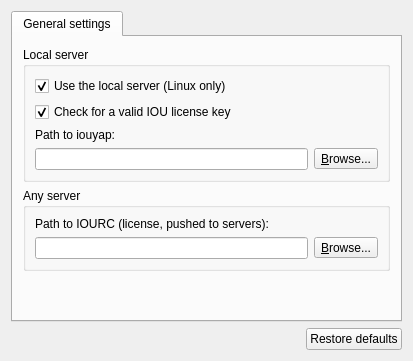
Qt form gns3/modules/iou/ui/iou_preferences_page.ui (GNS3/gns3-gui) before a commit.
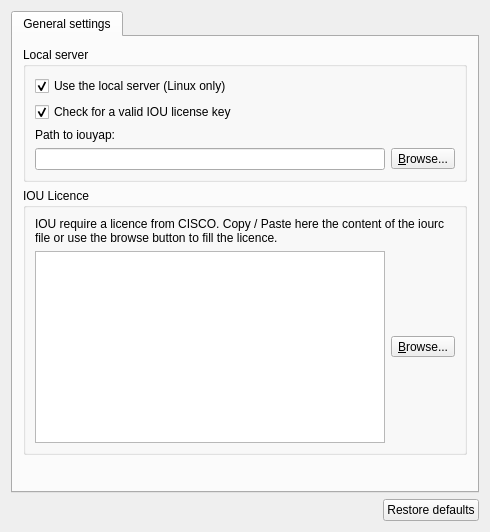
The same form after that commit.

Commit message:
Replace the IOU licence path by an input text
Ref #1662

Patch:
```diff
--- a/gns3/modules/iou/ui/iou_preferences_page.ui
+++ b/gns3/modules/iou/ui/iou_preferences_page.ui
@@ -6,8 +6,8 @@
    <rect>
     <x>0</x>
     <y>0</y>
-    <width>413</width>
-    <height>361</height>
+    <width>490</width>
+    <height>532</height>
    </rect>
   </property>
   <property name="windowTitle">
@@ -90,27 +90,26 @@
        <item>
         <widget class="QGroupBox" name="uiAnyServerGroupBox">
          <property name="title">
-          <string>Any server</string>
+          <string>IOU Licence </string>
          </property>
          <layout class="QGridLayout" name="gridLayout_4">
           <item row="0" column="0">
            <widget class="QLabel" name="uiIOURCPathLabel">
+            <property name="lineWidth">
+             <number>1</number>
+            </property>
             <property name="text">
-             <string>Path to IOURC (license, pushed to servers):</string>
+             <string>&lt;html&gt;&lt;head/&gt;&lt;body&gt;&lt;p&gt;IOU require a licence from CISCO. Copy / Paste here the content of the iourc file or use the browse button to fill the licence.&lt;/p&gt;&lt;/body&gt;&lt;/html&gt;</string>
+            </property>
+            <property name="wordWrap">
+             <bool>true</bool>
             </property>
            </widget>
           </item>
           <item row="1" column="0">
            <layout class="QHBoxLayout" name="horizontalLayout_5">
             <item>
-             <widget class="QLineEdit" name="uiIOURCPathLineEdit">
-              <property name="sizePolicy">
-               <sizepolicy hsizetype="MinimumExpanding" vsizetype="Fixed">
-                <horstretch>0</horstretch>
-                <verstretch>0</verstretch>
-               </sizepolicy>
-              </property>
-             </widget>
+             <widget class="QPlainTextEdit" name="IOULicenceTextEdit"/>
             </item>
             <item>
              <widget class="QToolButton" name="uiIOURCPathToolButton">
```
Left out of the diff: 11 changed lines with no effect on the pictures. The commit also changes 8 other files.
